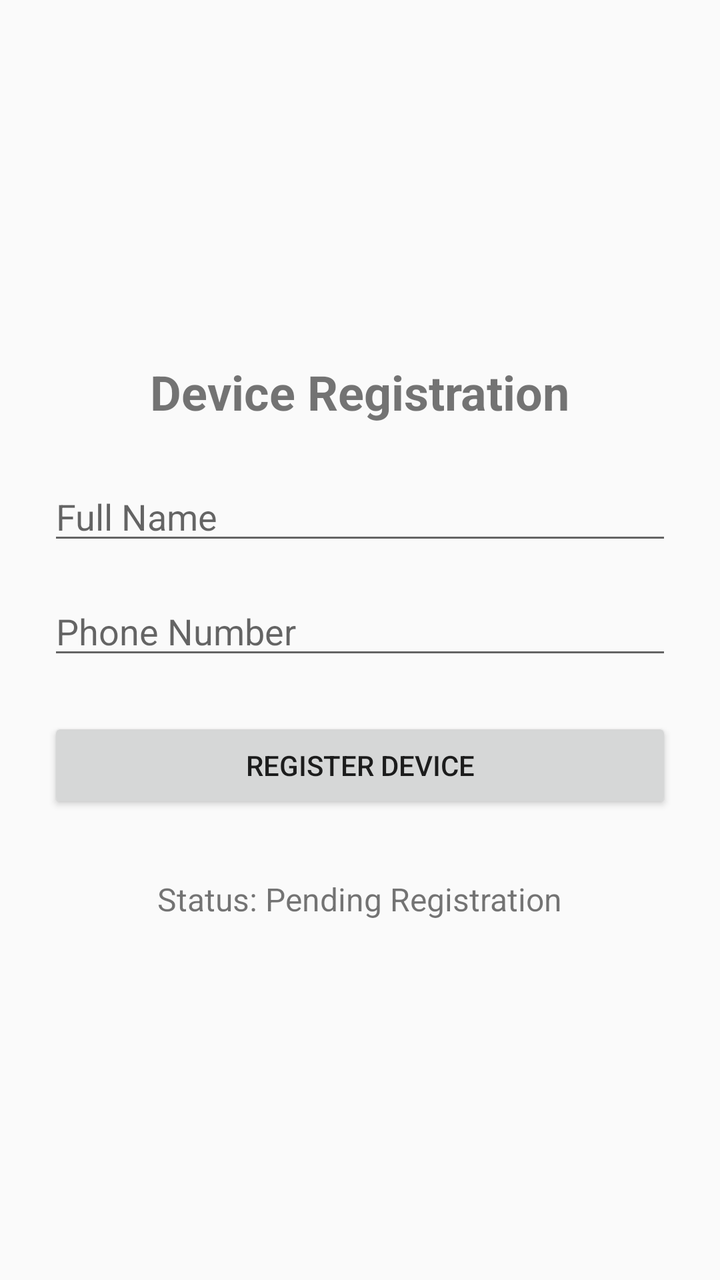
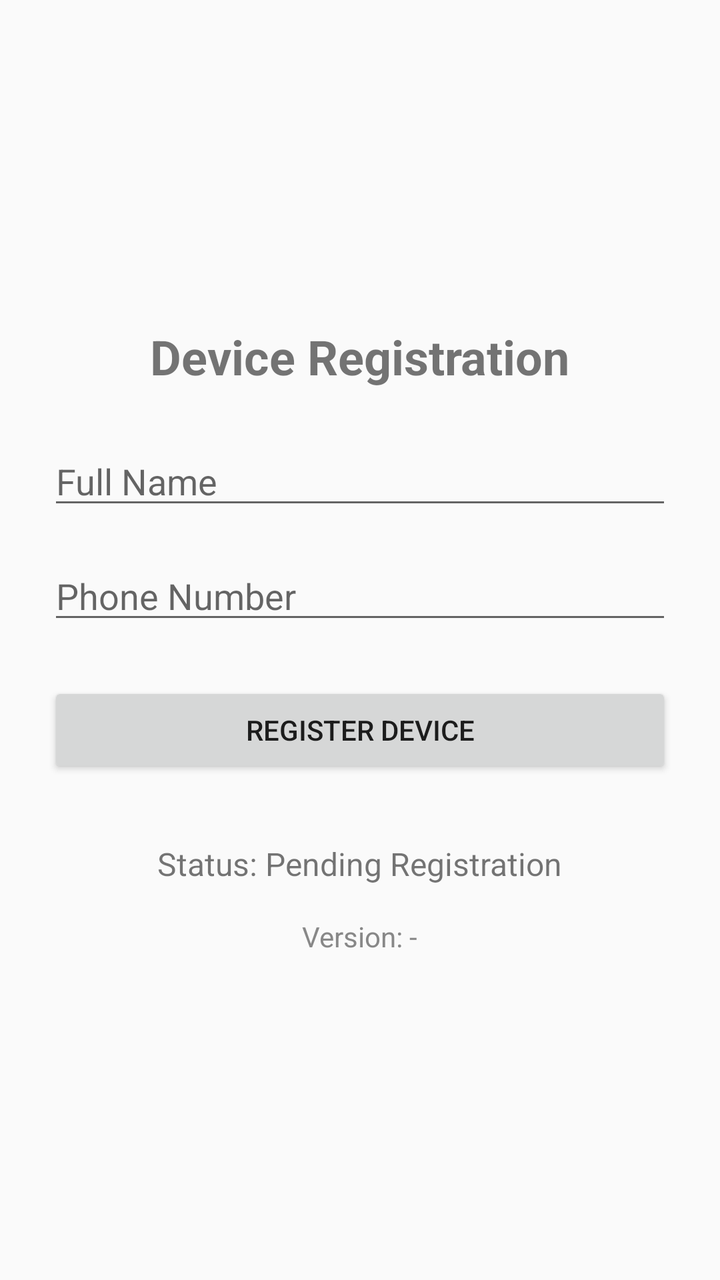

An Android layout rendered at two revisions. The XML below is the earlier revision; the diff shows what the commit changed to produce the second picture.
<!-- AndroidManifest.xml: application theme Theme.AppCompat.DayNight.NoActionBar -->
<!-- res/layout/activity_main.xml -->
<?xml version="1.0" encoding="utf-8"?>
<LinearLayout xmlns:android="http://schemas.android.com/apk/res/android"
    android:layout_width="match_parent"
    android:layout_height="match_parent"
    android:orientation="vertical"
    android:padding="24dp"
    android:gravity="center">

    <TextView
        android:layout_width="wrap_content"
        android:layout_height="wrap_content"
        android:text="Device Registration"
        android:textSize="24sp"
        android:textStyle="bold"
        android:layout_marginBottom="24dp"/>

    <EditText
        android:id="@+id/etName"
        android:layout_width="match_parent"
        android:layout_height="wrap_content"
        android:hint="Full Name"
        android:layout_marginBottom="16dp"
        android:inputType="textPersonName"/>

    <EditText
        android:id="@+id/etPhone"
        android:layout_width="match_parent"
        android:layout_height="wrap_content"
        android:hint="Phone Number"
        android:layout_marginBottom="24dp"
        android:inputType="phone"/>

    <Button
        android:id="@+id/btnRegister"
        android:layout_width="match_parent"
        android:layout_height="wrap_content"
        android:text="Register Device" />

    <TextView
        android:id="@+id/tvDeviceOwnerStatus"
        android:layout_width="wrap_content"
        android:layout_height="wrap_content"
        android:text="Status: Pending Registration"
        android:textSize="16sp"
        android:layout_marginTop="32dp"/>

</LinearLayout>
<!-- resources referenced by this layout -->
<resources>

</resources>

<!-- the commit's change to res/layout/activity_main.xml (unified diff, before → after) -->
@@ -44,4 +44,13 @@
         android:textSize="16sp"
         android:layout_marginTop="32dp"/>
 
+    <TextView
+        android:id="@+id/tvAppVersion"
+        android:layout_width="wrap_content"
+        android:layout_height="wrap_content"
+        android:text="Version: -"
+        android:textSize="14sp"
+        android:textColor="#888888"
+        android:layout_marginTop="16dp"/>
+
 </LinearLayout>
